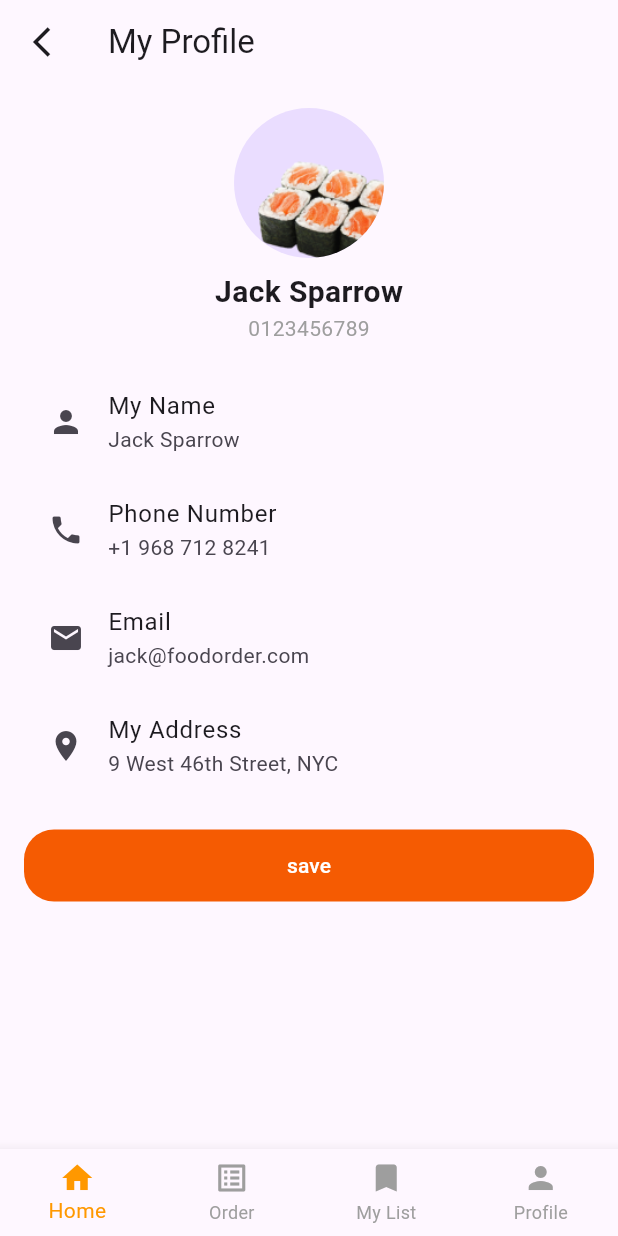
After one commit to yyBasiony/food_delivery_app, a Flutter app: the DetailedProfileScreen screen opened directly, on a phone screen of 412 x 824 dp. The commit adds this screen. Run offline on Flutter 3.47's test engine with Material 3 defaults, Android fonts, the phone set to English and light mode, and no system bars.

Commit message:
profile is done

```diff
--- /dev/null
+++ b/lib/presentation/authentication/widget/custom_app_bar.dart
@@ -0,0 +1,16 @@
+import 'package:flutter/material.dart';
+
+class CustomAppBar extends StatelessWidget {
+  const CustomAppBar({
+    super.key,
+  });
+
+  @override
+  Widget build(BuildContext context) {
+    return InkWell(
+        onTap: () {
+          Navigator.pop(context);
+        },
+        child: const Icon(Icons.arrow_back_ios_outlined));
+  }
+}
--- a/lib/presentation/authentication/widget/custom_bottom_navigation.dart
+++ b/lib/presentation/authentication/widget/custom_bottom_navigation.dart
@@ -1,5 +1,4 @@
 import 'package:flutter/material.dart';
-
 import '../../resources/routes.dart';
 
 class CustomBottomNavBar extends StatefulWidget {
@@ -17,19 +16,16 @@ class _CustomBottomNavBarState extends State<CustomBottomNavBar> {
 
     switch (_selectedIndex) {
       case 0:
-        Navigator.pushNamed(context, Routes.homePage);
+        Navigator.pushReplacementNamed(context, Routes.homePage);
         break;
       case 1:
-        Navigator.pushNamed(
-            context, Routes.orderScreen); // Navigate to Order Screen
+        Navigator.pushReplacementNamed(context, Routes.orderScreen);
         break;
       case 2:
-        Navigator.pushNamed(
-            context, Routes.myListScreen); // Navigate to My List Screen
+        Navigator.pushReplacementNamed(context, Routes.myListScreen);
         break;
       case 3:
-        Navigator.pushNamed(
-            context, Routes.profileScreen); // Navigate to Profile Screen
+        Navigator.pushReplacementNamed(context, Routes.profileScreen);
         break;
     }
   }
@@ -40,26 +36,39 @@ class _CustomBottomNavBarState extends State<CustomBottomNavBar> {
       type: BottomNavigationBarType.fixed,
       currentIndex: _selectedIndex,
       onTap: _onItemTapped,
-      items: const <BottomNavigationBarItem>[
+      items: <BottomNavigationBarItem>[
         BottomNavigationBarItem(
-          icon: Icon(Icons.home),
+          icon: Icon(
+            Icons.home,
+            color: _selectedIndex == 0 ? Colors.orange : Colors.grey,
+          ),
           label: 'Home',
         ),
         BottomNavigationBarItem(
-          icon: Icon(Icons.list_alt),
+          icon: Icon(
+            Icons.list_alt,
+            color: _selectedIndex == 1 ? Colors.orange : Colors.grey,
+          ),
           label: 'Order',
         ),
         BottomNavigationBarItem(
-          icon: Icon(Icons.bookmark),
+          icon: Icon(
+            Icons.bookmark,
+            color: _selectedIndex == 2 ? Colors.orange : Colors.grey,
+          ),
           label: 'My List',
         ),
         BottomNavigationBarItem(
-          icon: Icon(Icons.person),
+          icon: Icon(
+            Icons.person,
+            color: _selectedIndex == 3 ? Colors.orange : Colors.grey,
+          ),
           label: 'Profile',
         ),
       ],
       selectedItemColor: Colors.orange,
       unselectedItemColor: Colors.grey,
+      showUnselectedLabels: true,
     );
   }
 }
--- a/lib/presentation/main_view/home/home_page.dart
+++ b/lib/presentation/main_view/home/home_page.dart
@@ -1,6 +1,6 @@
 import 'package:flutter/material.dart';
-import 'package:food_delivery/presentation/resources/assets_data.dart';
 
+import '../../authentication/widget/custom_bottom_navigation.dart';
 import '../../authentication/widget/custom_food_item.dart';
 import '../../authentication/widget/custom_food_menu.dart';
 
@@ -58,6 +58,7 @@ class _HomePageState extends State<HomePage> {
           ],
         ),
       ),
+      bottomNavigationBar: CustomBottomNavBar(),
     );
   }
 }
--- /dev/null
+++ b/lib/presentation/main_view/profile/detailed_profile_screen.dart
@@ -0,0 +1,85 @@
+import 'package:flutter/material.dart';
+
+import '../../authentication/widget/custom_app_bar.dart';
+import '../../authentication/widget/custom_bottom_navigation.dart';
+import '../../resources/assets_data.dart';
+import 'address_screen.dart';
+
+class DetailedProfileScreen extends StatelessWidget {
+  const DetailedProfileScreen({super.key});
+
+  @override
+  Widget build(BuildContext context) {
+    return Scaffold(
+      appBar: AppBar(
+        leading: const CustomAppBar(),
+        title: const Text("My Profile"),
+      ),
+      body: SingleChildScrollView(
+        child: Padding(
+          padding: const EdgeInsets.all(16.0),
+          child: Column(
+            crossAxisAlignment: CrossAxisAlignment.center,
+            children: [
+              CircleAvatar(
+                radius: 50,
+                backgroundImage: AssetImage(AssetData.sushi),
+              ),
+              const SizedBox(height: 8),
+              const Text(
+                'Jack Sparrow',
+                style: TextStyle(
+                  fontWeight: FontWeight.bold,
+                  fontSize: 20,
+                ),
+              ),
+              const Text(
+                '0123456789',
+                style: TextStyle(
+                  color: Colors.grey,
+                ),
+              ),
+              const SizedBox(height: 16),
+              ListTile(
+                leading: const Icon(Icons.person),
+                title: const Text('My Name'),
+                subtitle: const Text('Jack Sparrow'),
+                onTap: () {},
+              ),
+              ListTile(
+                leading: const Icon(Icons.phone),
+                title: const Text('Phone Number'),
+                subtitle: const Text('+1 968 712 8241'),
+                onTap: () {},
+              ),
+              ListTile(
+                leading: const Icon(Icons.email),
+                title: const Text('Email'),
+                subtitle: const Text('jack@foodorder.com'),
+                onTap: () {},
+              ),
+              ListTile(
+                leading: const Icon(Icons.location_on),
+                title: const Text('My Address'),
+                subtitle: const Text('9 West 46th Street, NYC'),
+                onTap: () {
+                  Navigator.push(
+                    context,
+                    MaterialPageRoute(builder: (context) => AddressScreen()),
+                  );
+                },
+              ),
+              const SizedBox(height: 20),
+              ElevatedButton(
+                  child: const Text(
+                    'save',
+                  ),
+                  onPressed: () {}),
+            ],
+          ),
+        ),
+      ),
+      bottomNavigationBar: CustomBottomNavBar(),
+    );
+  }
+}
--- a/lib/presentation/resources/routes.dart
+++ b/lib/presentation/resources/routes.dart
@@ -20,9 +20,9 @@ class Routes {
   static const String forgotPasswordScreen = "/forgotPasswordScreen";
   static const String homePage = "/homePage";
   static const String locationScreen = "/locationScreen";
-  static const String orderScreen = "/orderScreen"; // Added Order route
-  static const String myListScreen = "/myListScreen"; // Added My List route
-  static const String profileScreen = "/profileScreen"; // Added Profile route
+  static const String orderScreen = "/orderScreen";
+  static const String myListScreen = "/myListScreen";
+  static const String profileScreen = "/profileScreen";
 
   static Route<dynamic> generateRoute(RouteSettings settings) {
     switch (settings.name) {
@@ -43,14 +43,11 @@ class Routes {
       case locationScreen:
         return MaterialPageRoute(builder: (_) => const LocationScreen());
       case orderScreen:
-        return MaterialPageRoute(
-            builder: (_) => const OrderScreen()); // Order Screen
+        return MaterialPageRoute(builder: (_) => const OrderScreen());
       case myListScreen:
-        return MaterialPageRoute(
-            builder: (_) => const MyListScreen()); // My List Screen
+        return MaterialPageRoute(builder: (_) => const MyListScreen());
       case profileScreen:
-        return MaterialPageRoute(
-            builder: (_) => const ProfileScreen()); // Profile Screen
+        return MaterialPageRoute(builder: (_) => const ProfileScreen());
 
       default:
         return MaterialPageRoute(
```
Also changed, not shown: lib/domain/models/voucher_item.dart (added, +26 -0 lines), lib/presentation/main_view/profile/address_screen.dart (added, +59 -0 lines), lib/presentation/main_view/profile/change_password_screen.dart (added, +50 -0 lines), lib/presentation/main_view/profile/payment_seting_screen.dart (added, +18 -0 lines), lib/presentation/main_view/profile/profile_screen.dart (+114 -1 lines), lib/presentation/main_view/profile/voucher_screen.dart (added, +56 -0 lines).
